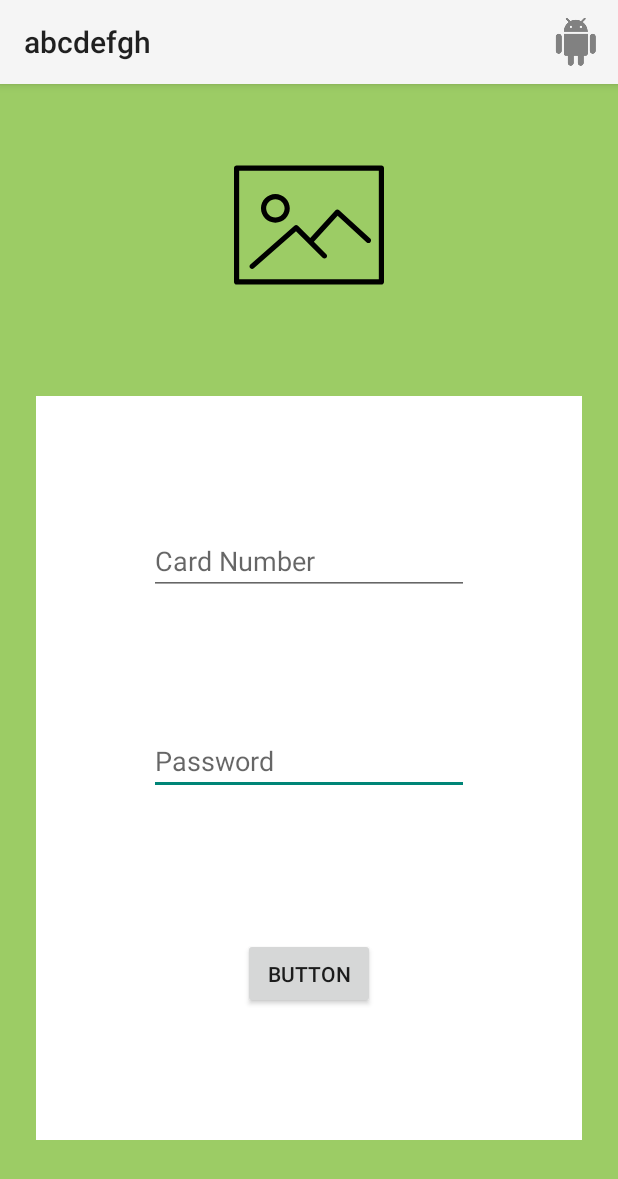
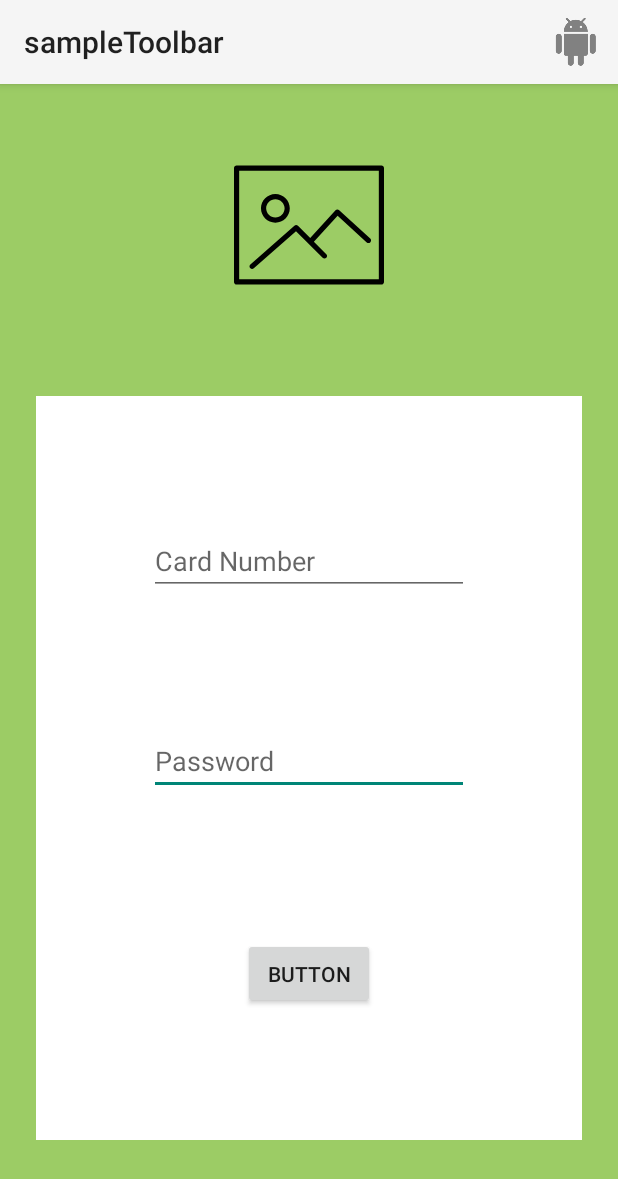
Before and after one commit to edoardopuggioni/ReadItApp, an Android app: the screen it shows after launch (LoginActivity), on a phone screen of 412 x 824 dp. Shown: the top 1179 px of the screen. Run offline under Robolectric (Android 15) with nearby library versions, the phone set to English and light mode, and no system bars.

Commit message:
declared parent activity for toolbar

```diff
--- a/app/src/main/java/com/example/android/readitapp/BaseActivity.java
+++ b/app/src/main/java/com/example/android/readitapp/BaseActivity.java
@@ -18,7 +18,7 @@ public class BaseActivity extends AppCompatActivity {
         //setContentView(R.layout.toolbar);
         Toolbar toolbar = (Toolbar) findViewById(R.id.toolbar);
         setSupportActionBar(toolbar);
-        getSupportActionBar().setTitle("abcdefgh");
+        getSupportActionBar().setTitle("sampleToolbar");
     }
 
     @Override
--- a/app/src/main/res/layout/activity_homepage.xml
+++ b/app/src/main/res/layout/activity_homepage.xml
@@ -6,7 +6,7 @@
     android:layout_height="match_parent"
     tools:context=".HomepageActivity">
 
-    <include layout="@layout/toolbar" />
+    <include layout="@layout/activity_base" />
 
     <android.support.constraint.ConstraintLayout
         android:id="@+id/constraintLayout2"
--- a/app/src/main/res/layout/activity_login.xml
+++ b/app/src/main/res/layout/activity_login.xml
@@ -8,7 +8,7 @@
     tools:context=".LoginActivity"
     tools:layout_editor_absoluteY="81dp">
 
-    <include layout="@layout/toolbar" />
+    <include layout="@layout/activity_base" />
 
 
     <ImageView
--- a/app/src/main/res/layout/toolbar.xml
+++ /dev/null
@@ -1,15 +0,0 @@
-<?xml version="1.0" encoding="utf-8"?>
-<android.support.constraint.ConstraintLayout
-    xmlns:android="http://schemas.android.com/apk/res/android" android:layout_width="match_parent"
-    android:layout_height="match_parent" xmlns:app="http://schemas.android.com/apk/res-auto">
-
-    <android.support.v7.widget.Toolbar
-        android:id="@+id/toolbar"
-        android:layout_width="match_parent"
-        android:layout_height="?attr/actionBarSize"
-        android:background="?attr/colorPrimary"
-        android:elevation="4dp"
-        android:theme="@style/ThemeOverlay.AppCompat.ActionBar"
-        app:popupTheme="@style/ThemeOverlay.AppCompat.Light"/>
-
-</android.support.constraint.ConstraintLayout>
```
Also changed, not shown: app/src/main/AndroidManifest.xml (+7 -5 lines).
